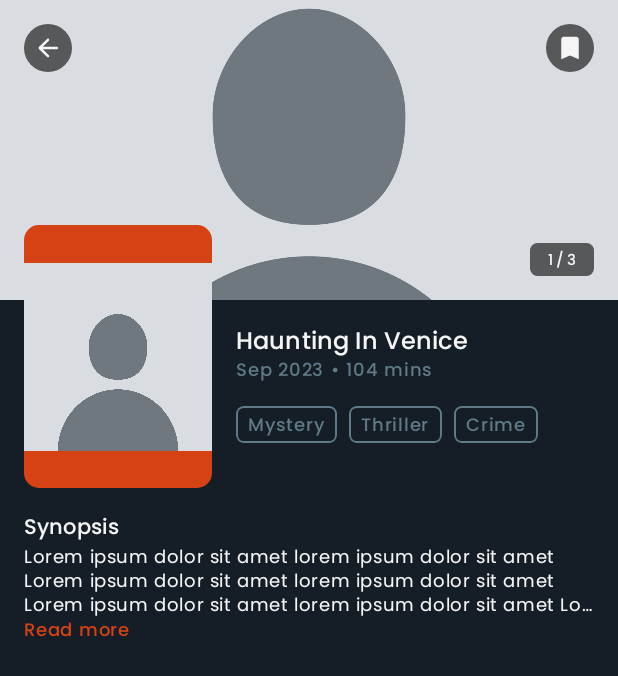
After one commit to muammarahlnn/Urflix, an Android app built with Jetpack Compose: the composable FilmDetailsScreen shown on its own in the app's theme, on a phone screen of 412 x 824 dp. The commit adds this screen. Shown: the top 676 px of the screen. Run offline under Robolectric (Android 15) with nearby library versions, the phone set to English and light mode, and no system bars.

Commit message:
feat(filmdetails): add film details UI

```diff
--- a/app/build.gradle.kts
+++ b/app/build.gradle.kts
@@ -40,6 +40,7 @@ dependencies {
 
     implementation(project(":feature:homenavigator"))
     implementation(project(":feature:camera"))
+    implementation(project(":feature:filmdetails"))
 
     implementation(libs.accompanist.systemuicontroller)
     implementation(libs.androidx.activity.compose)
--- a/app/src/main/java/com/muammarahlnn/urflix/navigation/UrflixNavHost.kt
+++ b/app/src/main/java/com/muammarahlnn/urflix/navigation/UrflixNavHost.kt
@@ -11,6 +11,8 @@ import com.muammarahlnn.homenavigator.navigation.HOME_NAVIGATOR_ROUTE
 import com.muammarahlnn.homenavigator.navigation.homeNavigator
 import com.muammarahlnn.urflix.feature.camera.navigation.cameraScreen
 import com.muammarahlnn.urflix.feature.camera.navigation.navigateToCamera
+import com.muammarahlnn.urflix.feature.filmdetails.navigation.filmsDetailsScreen
+import com.muammarahlnn.urflix.feature.filmdetails.navigation.navigateToFilmDetails
 
 
 /**
@@ -53,8 +55,10 @@ internal fun UrflixNavHost(
         modifier = modifier,
     ) {
         homeNavigator(
+            onFilmClick = navController::navigateToFilmDetails,
             onCameraActionClick = navController::navigateToCamera
         )
+        filmsDetailsScreen()
         cameraScreen(
             onCameraClosed = navController::navigateUp
         )
--- a/core/designsystem/src/main/java/com/muammarahlnn/urflix/core/designsystem/icon/UrflixIcons.kt
+++ b/core/designsystem/src/main/java/com/muammarahlnn/urflix/core/designsystem/icon/UrflixIcons.kt
@@ -5,7 +5,9 @@ import androidx.compose.material.icons.outlined.Bookmarks
 import androidx.compose.material.icons.outlined.Home
 import androidx.compose.material.icons.outlined.Person
 import androidx.compose.material.icons.outlined.Search
+import androidx.compose.material.icons.rounded.ArrowBack
 import androidx.compose.material.icons.rounded.ArrowForward
+import androidx.compose.material.icons.rounded.Bookmark
 import androidx.compose.material.icons.rounded.Bookmarks
 import androidx.compose.material.icons.rounded.Cameraswitch
 import androidx.compose.material.icons.rounded.Edit
@@ -56,4 +58,8 @@ object UrflixIcons {
     val FlashOn = Icons.Rounded.FlashOn
 
     val FlashOff = Icons.Rounded.FlashOff
+
+    val ArrowBack = Icons.Rounded.ArrowBack
+
+    val Bookmark = Icons.Rounded.Bookmark
 }
--- /dev/null
+++ b/feature/filmdetails/src/main/AndroidManifest.xml
@@ -0,0 +1,2 @@
+<?xml version="1.0" encoding="utf-8"?>
+<manifest />
--- /dev/null
+++ b/feature/filmdetails/src/main/java/com/muammarahlnn/urflix/feature/filmdetails/FilmDetailsScreen.kt
@@ -0,0 +1,334 @@
+package com.muammarahlnn.urflix.feature.filmdetails
+
+import androidx.compose.foundation.ExperimentalFoundationApi
+import androidx.compose.foundation.Image
+import androidx.compose.foundation.background
+import androidx.compose.foundation.border
+import androidx.compose.foundation.layout.Arrangement
+import androidx.compose.foundation.layout.Box
+import androidx.compose.foundation.layout.Column
+import androidx.compose.foundation.layout.PaddingValues
+import androidx.compose.foundation.layout.Row
+import androidx.compose.foundation.layout.Spacer
+import androidx.compose.foundation.layout.fillMaxSize
+import androidx.compose.foundation.layout.fillMaxWidth
+import androidx.compose.foundation.layout.height
+import androidx.compose.foundation.layout.padding
+import androidx.compose.foundation.layout.size
+import androidx.compose.foundation.layout.width
+import androidx.compose.foundation.layout.wrapContentHeight
+import androidx.compose.foundation.lazy.LazyColumn
+import androidx.compose.foundation.lazy.LazyRow
+import androidx.compose.foundation.lazy.items
+import androidx.compose.foundation.pager.HorizontalPager
+import androidx.compose.foundation.pager.rememberPagerState
+import androidx.compose.foundation.shape.CircleShape
+import androidx.compose.foundation.shape.RoundedCornerShape
+import androidx.compose.material3.Icon
+import androidx.compose.material3.IconButton
+import androidx.compose.material3.MaterialTheme
+import androidx.compose.material3.Text
+import androidx.compose.runtime.Composable
+import androidx.compose.runtime.getValue
+import androidx.compose.runtime.mutableStateOf
+import androidx.compose.runtime.remember
+import androidx.compose.runtime.setValue
+import androidx.compose.ui.Alignment
+import androidx.compose.ui.Modifier
+import androidx.compose.ui.draw.clip
+import androidx.compose.ui.layout.ContentScale
+import androidx.compose.ui.res.painterResource
+import androidx.compose.ui.res.stringResource
+import androidx.compose.ui.text.style.TextOverflow
+import androidx.compose.ui.unit.dp
+import androidx.compose.ui.unit.sp
+import com.muammarahlnn.urflix.core.designsystem.icon.UrflixIcons
+import com.muammarahlnn.urflix.core.designsystem.theme.BlackTrans60
+import com.muammarahlnn.urflix.core.designsystem.util.noRippleClickable
+
+
+/**
+ * @author Muammar Ahlan Abimanyu (muammarahlnn)
+ * @file FilmDetailsScreen, 03/11/2023 13.55 by Muammar Ahlan Abimanyu
+ */
+@Composable
+internal fun FilmDetailsRoute(
+    modifier: Modifier = Modifier,
+) {
+    FilmDetailsScreen(
+        modifier = modifier,
+    )
+}
+
+@Composable
+fun FilmDetailsScreen(
+    modifier: Modifier = Modifier,
+) {
+    LazyColumn(
+        modifier = modifier.fillMaxSize()
+    ) {
+        item {
+            FilmDetailsHeaderInfo(
+                modifier = Modifier.padding(bottom = 16.dp)
+            )
+        }
+        item {
+            FilmDetailsSynopsis()
+        }
+    }
+}
+
+@Composable
+private fun FilmDetailsHeaderInfo(
+    modifier: Modifier = Modifier,
+) {
+    Box(
+        modifier = modifier
+            .fillMaxWidth()
+            .wrapContentHeight()
+    ) {
+        FilmDetailsCarousel()
+        Image(
+            painter = painterResource(id = R.drawable.default_avatar),
+            contentDescription = null,
+            modifier = Modifier
+                .padding(
+                    top = backdropImageCarouselHeight - (backdropImageCarouselHeight / 4),
+                    start = 16.dp,
+                )
+                .clip(RoundedCornerShape(10.dp))
+                .width(posterImageWidth)
+                .height(posterImageHeight)
+                .align(Alignment.TopStart)
+                .background(MaterialTheme.colorScheme.primary)
+        )
+        FilmDetailsDataContent(
+            modifier = Modifier
+                .padding(
+                    top = backdropImageCarouselHeight + 16.dp,
+                    start = posterImageWidth + 16.dp,
+                )
+        )
+    }
+}
+
+@OptIn(ExperimentalFoundationApi::class)
+@Composable
+private fun FilmDetailsCarousel(
+    modifier: Modifier = Modifier,
+) {
+    val images = listOf(1, 2, 3)
+    val pagerState = rememberPagerState { images.size }
+    Box(
+        modifier = Modifier
+            .fillMaxWidth()
+            .height(backdropImageCarouselHeight)
+    ) {
+        HorizontalPager(
+            state = pagerState,
+            modifier = modifier.fillMaxSize()
+        ) { index ->
+            Image(
+                painter = painterResource(id = R.drawable.default_avatar),
+                contentDescription = null,
+                contentScale = ContentScale.Crop,
+                modifier = Modifier.fillMaxSize()
+            )
+        }
+
+        CarouselIndexIndicator(
+            totalIndex = images.size,
+            selectedIndex = pagerState.currentPage,
+            modifier = Modifier
+                .align(Alignment.BottomEnd)
+                .padding(16.dp)
+        )
+
+        val headerIconModifier = Modifier
+            .padding(16.dp)
+            .clip(CircleShape)
+            .background(BlackTrans60)
+            .padding(4.dp)
+            .size(24.dp)
+
+        IconButton(
+            onClick = {},
+            modifier = headerIconModifier.then(
+                Modifier.align(Alignment.TopStart)
+            )
+        ) {
+            Icon(
+                imageVector = UrflixIcons.ArrowBack,
+                contentDescription = stringResource(id = R.string.back_icon_desc),
+                tint = MaterialTheme.colorScheme.onBackground,
+                modifier = Modifier.size(20.dp)
+            )
+        }
+
+        IconButton(
+            onClick = {},
+            modifier = headerIconModifier.then(
+                Modifier.align(Alignment.TopEnd)
+            )
+        ) {
+            Icon(
+                imageVector = UrflixIcons.Bookmark,
+                contentDescription = stringResource(id = R.string.bookmark_icon_desc),
+                tint = MaterialTheme.colorScheme.onBackground,
+                modifier = Modifier.size(20.dp)
+            )
+        }
+    }
+}
+
+@Composable
+private fun CarouselIndexIndicator(
+    totalIndex: Int,
+    selectedIndex: Int,
+    modifier: Modifier = Modifier,
+) {
+    Row(
+        modifier = modifier
+            .clip(RoundedCornerShape(5.dp))
+            .background(BlackTrans60)
+            .padding(
+                horizontal = 12.dp,
+                vertical = 4.dp,
+            )
+    ) {
+        Text(
+            text = (selectedIndex + 1).toString(),
+            style = MaterialTheme.typography.labelSmall,
+            color = MaterialTheme.colorScheme.onBackground
+        )
+        Spacer(modifier = Modifier.width(2.dp))
+        Text(
+            text = "/",
+            style = MaterialTheme.typography.labelSmall,
+            color = MaterialTheme.colorScheme.onBackground
+        )
+        Spacer(modifier = Modifier.width(2.dp))
+        Text(
+            text = totalIndex.toString(),
+            style = MaterialTheme.typography.labelSmall,
+            color = MaterialTheme.colorScheme.onBackground
+        )
+    }
+}
+
+@Composable
+private fun FilmDetailsDataContent(
+    modifier: Modifier = Modifier,
+) {
+    Column(modifier = modifier) {
+        Text(
+            text = "Haunting In Venice",
+            style = MaterialTheme.typography.titleSmall.copy(
+                fontSize = 16.sp
+            ),
+            color = MaterialTheme.colorScheme.onBackground,
+            modifier = Modifier.padding(horizontal = 16.dp)
+        )
+
+        Row(
+            verticalAlignment = Alignment.CenterVertically,
+            modifier = Modifier.padding(horizontal = 16.dp),
+        ) {
+            Text(
+                text = "Sep 2023",
+                style = MaterialTheme.typography.labelMedium,
+                color = MaterialTheme.colorScheme.onSurface
+            )
+
+            Spacer(modifier = Modifier.width(4.dp))
+
+            Text(
+                text = stringResource(id = R.string.bullet),
+                style = MaterialTheme.typography.labelMedium,
+                color = MaterialTheme.colorScheme.onSurface
+            )
+
+            Spacer(modifier = Modifier.width(4.dp))
+
+            Text(
+                text = "104 mins",
+                style = MaterialTheme.typography.labelMedium,
+                color = MaterialTheme.colorScheme.onSurface
+            )
+        }
+
+        val genres = listOf("Mystery", "Thriller", "Crime")
+        LazyRow(
+            contentPadding = PaddingValues(16.dp),
+            horizontalArrangement = Arrangement.spacedBy(8.dp)
+        ) {
+            items(
+                items = genres,
+            ) {
+                GenreItem(it)
+            }
+        }
+    }
+}
+
+@Composable
+private fun GenreItem(
+    genre: String,
+) {
+    Text(
+        text = genre,
+        style = MaterialTheme.typography.labelMedium,
+        color = MaterialTheme.colorScheme.onSurface,
+        modifier = Modifier
+            .clip(RoundedCornerShape(5.dp))
+            .border(
+                width = 1.dp,
+                color = MaterialTheme.colorScheme.onSurface,
+                shape = RoundedCornerShape(5.dp)
+            )
+            .padding(
+                vertical = 4.dp,
+                horizontal = 8.dp,
+            )
+    )
+}
+
+@Composable
+private fun FilmDetailsSynopsis(
+    modifier: Modifier = Modifier,
+) {
+    var isExpanded by remember { mutableStateOf(false) }
+    Column(
+        modifier = modifier.padding(horizontal = 16.dp)
+    ) {
+        Text(
+            text = stringResource(id = R.string.synopsis),
+            style = MaterialTheme.typography.titleSmall,
+            color = MaterialTheme.colorScheme.onBackground
+        )
+
+        Spacer(modifier = Modifier.height(2.dp))
+
+        Text(
+            text = "Lorem ipsum dolor sit amet lorem ipsum dolor sit amet Lorem ipsum dolor sit amet lorem ipsum dolor sit amet Lorem ipsum dolor sit amet lorem ipsum dolor sit amet Lorem ipsum dolor sit amet lorem ipsum dolor sit amet",
+            style = MaterialTheme.typography.bodySmall,
+            color = MaterialTheme.colorScheme.onBackground,
+            overflow = TextOverflow.Ellipsis,
+            maxLines = if (isExpanded) Int.MAX_VALUE else 3,
+        )
+        Text(
+            text = stringResource(
+                id = if (!isExpanded) R.string.read_more else R.string.read_less
+            ),
+            style = MaterialTheme.typography.labelMedium,
+            color = MaterialTheme.colorScheme.primary,
+            modifier = Modifier.noRippleClickable {
+                isExpanded = !isExpanded
+            }
+        )
+    }
+}
+
+private val backdropImageCarouselHeight = 200.dp
+private val posterImageHeight = 175.dp
+private val posterImageWidth = 125.dp
--- /dev/null
+++ b/feature/filmdetails/src/main/res/values/strings.xml
@@ -0,0 +1,9 @@
+<?xml version="1.0" encoding="utf-8"?>
+<resources>
+    <string name="back_icon_desc">Back</string>
+    <string name="bookmark_icon_desc">Save film</string>
+    <string name="bullet">•</string>
+    <string name="synopsis">Synopsis</string>
+    <string name="read_more">Read more</string>
+    <string name="read_less">Read less</string>
+</resources>
--- a/feature/homenavigator/src/main/java/com/muammarahlnn/homenavigator/HomeNavigator.kt
+++ b/feature/homenavigator/src/main/java/com/muammarahlnn/homenavigator/HomeNavigator.kt
@@ -29,10 +29,12 @@ import com.muammarahlnn.urflix.core.designsystem.component.UrflixNavigationBarIt
  */
 @Composable
 internal fun HomeNavigatorRoute(
+    onFilmClick: () -> Unit,
     onCameraActionClick: () -> Unit,
     modifier: Modifier = Modifier,
 ) {
     HomeNavigator(
+        onFilmClick = onFilmClick,
         onCameraActionClick = onCameraActionClick,
         modifier = modifier,
     )
@@ -40,6 +42,7 @@ internal fun HomeNavigatorRoute(
 
 @Composable
 private fun HomeNavigator(
+    onFilmClick: () -> Unit,
     onCameraActionClick: () -> Unit,
     modifier: Modifier = Modifier,
     state: HomeNavigatorState = rememberHomeNavigatorState(),
@@ -67,6 +70,7 @@ private fun HomeNavigator(
     ) { padding ->
         HomeNavHost(
             state = state,
+            onFilmClick = onFilmClick,
             onCameraActionClick = onCameraActionClick,
             modifier = Modifier
                 .fillMaxSize()
--- a/feature/homenavigator/src/main/java/com/muammarahlnn/homenavigator/navigation/HomeNavHost.kt
+++ b/feature/homenavigator/src/main/java/com/muammarahlnn/homenavigator/navigation/HomeNavHost.kt
@@ -18,6 +18,7 @@ import com.muammarahlnn.homenavigator.HomeNavigatorState
 @Composable
 internal fun HomeNavHost(
     state: HomeNavigatorState,
+    onFilmClick: () -> Unit,
     onCameraActionClick: () -> Unit,
     modifier: Modifier = Modifier,
     startDestination: String = HOME_ROUTE,
@@ -28,7 +29,9 @@ internal fun HomeNavHost(
         startDestination = startDestination,
         modifier = modifier,
     ) {
-        homeScreen()
+        homeScreen(
+            onFilmClick = onFilmClick,
+        )
         searchScreen()
         bookmarksScreen()
         profileScreen(
--- a/feature/homenavigator/src/main/java/com/muammarahlnn/homenavigator/navigation/HomeNavigatorNavigation.kt
+++ b/feature/homenavigator/src/main/java/com/muammarahlnn/homenavigator/navigation/HomeNavigatorNavigation.kt
@@ -12,10 +12,12 @@ import com.muammarahlnn.homenavigator.HomeNavigatorRoute
 const val HOME_NAVIGATOR_ROUTE = "home_navigator_route"
 
 fun NavGraphBuilder.homeNavigator(
+    onFilmClick: () -> Unit,
     onCameraActionClick: () -> Unit,
 ) {
     composable(route = HOME_NAVIGATOR_ROUTE) {
         HomeNavigatorRoute(
+            onFilmClick = onFilmClick,
             onCameraActionClick = onCameraActionClick,
         )
     }
--- a/settings.gradle.kts
+++ b/settings.gradle.kts
@@ -31,3 +31,5 @@ include(":feature:profile")
 include(":feature:search")
 include(":feature:bookmarks")
 include(":feature:camera")
+
+include(":feature:filmdetails")
```
Also changed, not shown: feature/filmdetails/build.gradle.kts (added, +13 -0 lines), feature/filmdetails/src/main/java/com/muammarahlnn/urflix/feature/filmdetails/navigation/FilmDetailsNavigation.kt (added, +23 -0 lines), feature/home/src/main/java/com/muammarahlnn/feature/home/HomeScreen.kt (+18 -2 lines), feature/home/src/main/java/com/muammarahlnn/feature/home/navigation/HomeNavigation.kt (+6 -2 lines), feature/filmdetails/src/main/res/drawable/default_avatar.jpg (added), 3 other files.
